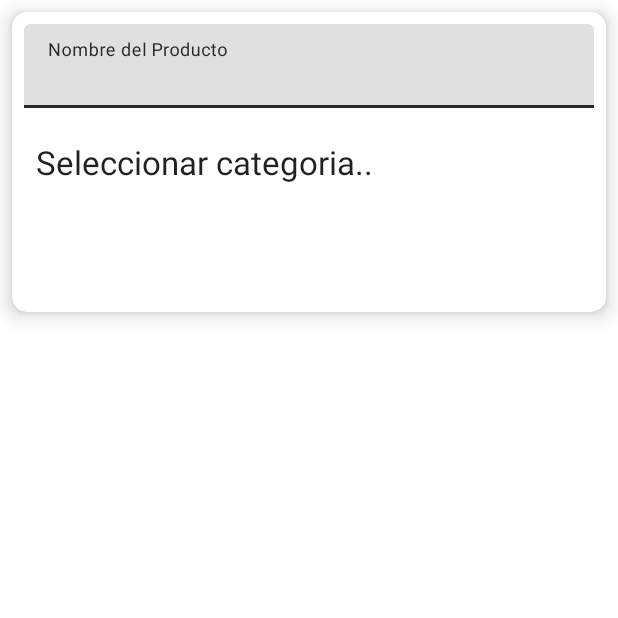
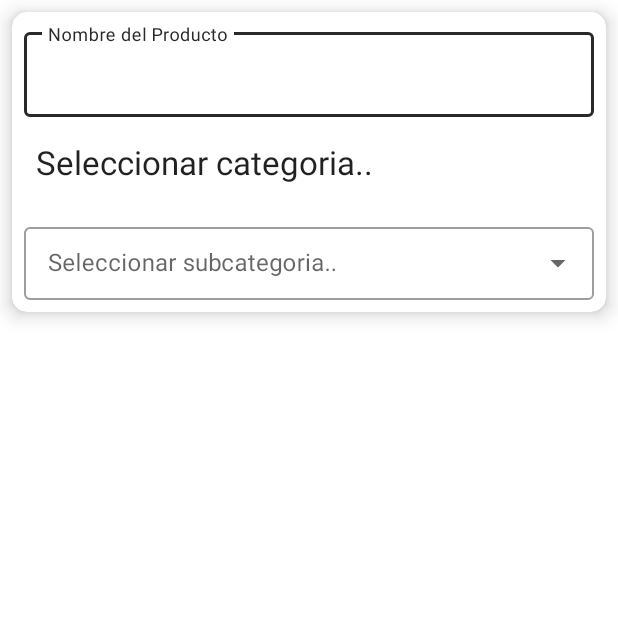
Before and after one commit to brtab/AnyCount, an Android app: the CreateProductFragment screen opened directly, with no data from a screen before it, on a phone screen of 412 x 824 dp, the top half of it. Run offline under Robolectric (Android 15) with nearby library versions, the phone set to English and light mode, and no system bars.

Commit message:
dropdown text field

```diff
--- a/app/src/main/java/com/example/aplicacioncuentas/CreateProductFragment.kt
+++ b/app/src/main/java/com/example/aplicacioncuentas/CreateProductFragment.kt
@@ -5,6 +5,8 @@ import androidx.fragment.app.Fragment
 import android.view.LayoutInflater
 import android.view.View
 import android.view.ViewGroup
+import android.widget.ArrayAdapter
+import android.widget.AutoCompleteTextView
 import com.example.aplicacioncuentas.databinding.FragmentCreateProductBinding
 import com.google.android.material.dialog.MaterialAlertDialogBuilder
 
@@ -36,6 +38,11 @@ class CreateProductFragment : Fragment() {
                 }
                 .show()
         }
+
+        val items = listOf("Material", "Design", "Components", "Android")
+        val adapter = ArrayAdapter(requireContext(), R.layout.list_item, items)
+        (binding.tvSubcategory.text as? AutoCompleteTextView)?.setAdapter(adapter)
+
     }
 
 
--- a/app/src/main/res/layout/fragment_create_product.xml
+++ b/app/src/main/res/layout/fragment_create_product.xml
@@ -20,7 +20,7 @@
             android:layout_width="match_parent"
             android:layout_height="wrap_content"
             android:hint="Nombre del Producto"
-            style="@style/Animation.Design.BottomSheetDialog"
+            style="@style/Widget.MaterialComponents.TextInputLayout.OutlinedBox"
             app:endIconMode="clear_text"
             android:layout_margin="8dp">
 
@@ -39,6 +39,26 @@
             android:layout_margin="8dp"
             style="@style/Theme.MaterialComponents"
             android:padding="8dp"/>
+
+
+        <com.google.android.material.textfield.TextInputLayout
+            android:id="@+id/etSubcategory"
+            android:layout_width="match_parent"
+            android:layout_height="wrap_content"
+            android:hint="Seleccionar subcategoria.."
+            android:layout_gravity="bottom"
+            style="@style/Widget.MaterialComponents.TextInputLayout.OutlinedBox.Dense.ExposedDropdownMenu"
+            app:endIconMode="dropdown_menu"
+
+            android:layout_margin="8dp">
+
+            <AutoCompleteTextView
+                android:id="@+id/tvSubcategory"
+                android:layout_width="match_parent"
+                android:layout_height="wrap_content"
+                android:inputType="none"/>
+        </com.google.android.material.textfield.TextInputLayout>
     </com.google.android.material.card.MaterialCardView>
 
+
 </FrameLayout>
```
Also changed, not shown: app/src/main/res/layout/list_item.xml (added, +17 -0 lines).
